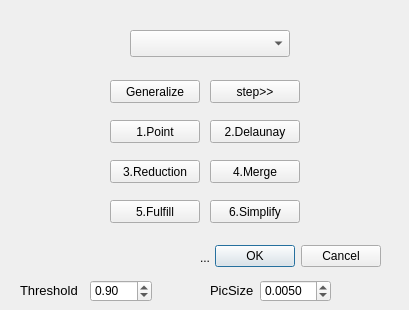
Before: the Qt Designer form daishuPolygonGeneralization_dialog_base.ui in daishu0000/daishupolygongeneralization, drawn with Qt 5.
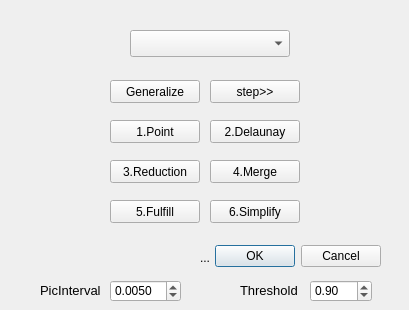
After: the same form once the commit is applied. Custom widgets are drawn as their Qt base class.

Commit message: fix:优化

The edit to the form file:
```diff
--- a/daishuPolygonGeneralization_dialog_base.ui
+++ b/daishuPolygonGeneralization_dialog_base.ui
@@ -162,7 +162,7 @@
   <widget class="QDoubleSpinBox" name="spThreshold">
    <property name="geometry">
     <rect>
-     <x>90</x>
+     <x>310</x>
      <y>280</y>
      <width>62</width>
      <height>22</height>
@@ -175,7 +175,7 @@
   <widget class="QLabel" name="lblThreshold">
    <property name="geometry">
     <rect>
-     <x>20</x>
+     <x>240</x>
      <y>280</y>
      <width>61</width>
      <height>20</height>
@@ -194,7 +194,7 @@
   <widget class="QLabel" name="lblPic">
    <property name="geometry">
     <rect>
-     <x>210</x>
+     <x>40</x>
      <y>280</y>
      <width>61</width>
      <height>20</height>
@@ -207,13 +207,13 @@
     </font>
    </property>
    <property name="text">
-    <string>PicSize</string>
+    <string>PicInterval</string>
    </property>
   </widget>
   <widget class="QDoubleSpinBox" name="spPicSize">
    <property name="geometry">
     <rect>
-     <x>260</x>
+     <x>110</x>
      <y>280</y>
      <width>71</width>
      <height>22</height>
```
Left out of the diff: 4 changed lines with no effect on the pictures. The commit also changes 2 other files.
